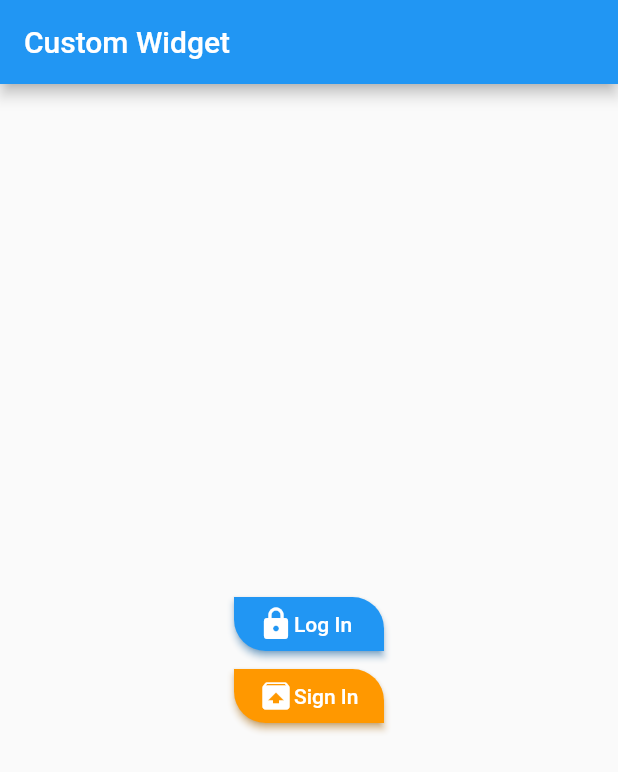
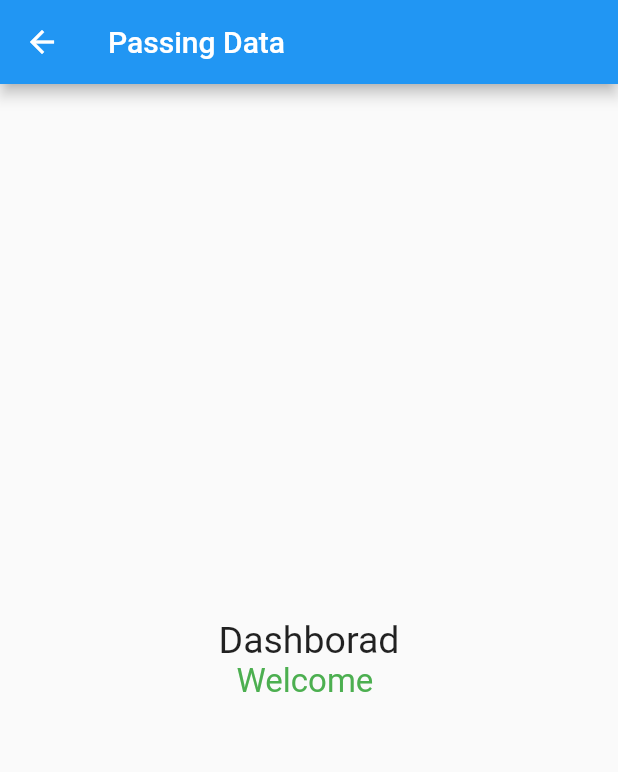
Before and after one commit to Balghari13/flutter-Practice, a Flutter app: the screen it shows after launch, after a tap on "Sign In", on a phone screen of 412 x 824 dp. Shown: the top 772 px of the screen. Run offline on Flutter 3.47's test engine with Material 2 defaults, Android fonts, the phone set to English and light mode, and no system bars.

Commit message:
passing data from 1 screen to other

```diff
--- /dev/null
+++ b/lib/PassingDataPrac.dart
@@ -0,0 +1,30 @@
+import 'package:flutter/material.dart';
+
+
+class PassingDataPrac extends StatelessWidget {
+  var nameGet;
+  PassingDataPrac( this.nameGet) ;
+
+  @override
+  Widget build(BuildContext context) {
+    return Scaffold(
+     appBar: AppBar(
+       title: Text('Passing Data'),
+     ),
+      body: Center(
+        child: Container(
+          width: 300,
+          child: Column(
+            mainAxisAlignment: MainAxisAlignment.center,
+            children: [
+              Text('Dashborad',
+              style: TextStyle(fontSize: 25),),
+              Text('Welcome $nameGet',style:
+              TextStyle(fontSize: 22, color: Colors.green), )
+            ],
+          ),
+        ),
+      ),
+    );
+  }
+}
--- a/lib/main.dart
+++ b/lib/main.dart
@@ -1,3 +1,4 @@
+import 'package:bmi_pract/PassingDataPrac.dart';
 import 'package:bmi_pract/widget/roundedButton.dart';
 import 'package:flutter/material.dart';
 
@@ -19,8 +20,8 @@ class MyApp extends StatelessWidget {
   }
 }
 class HomePage extends StatelessWidget {
-  const HomePage({Key? key}) : super(key: key);
-
+   HomePage({Key? key}) : super(key: key);
+final nameController = TextEditingController();
   @override
   Widget build(BuildContext context) {
     return Scaffold(
@@ -40,10 +41,15 @@ class HomePage extends StatelessWidget {
 
               ),
             ),
+            TextField(
+              controller: nameController,
+            ),
             Container(
               width: 100,
               child: RoundedButton(btnName: 'Sign In', icon: Icon(Icons.unarchive),
                 callback: (){
+                Navigator.push(context,
+                    MaterialPageRoute(builder: (context)=>PassingDataPrac(nameController.text.toString())));
                   print('clicked');
                 },
                 byColor: Colors.orange,
```
